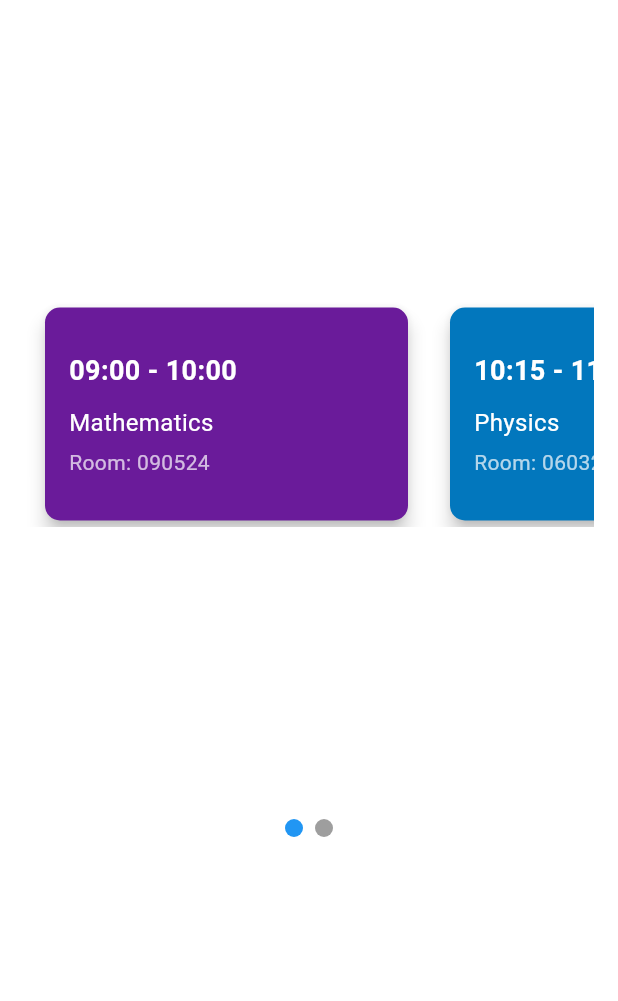
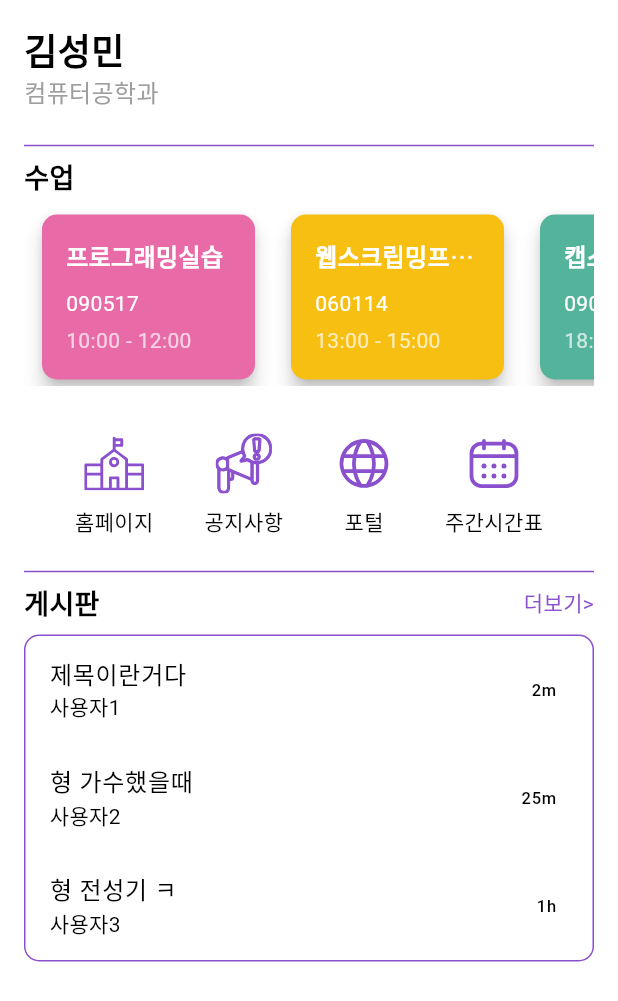
Before and after one commit to kimgukmin-99/flutter-academic-management, a Flutter app: the HomeScreen screen opened directly, on a phone screen of 412 x 824 dp. Shown: the top 1001 px of the screen. Run offline on Flutter 3.47's test engine with Material 3 defaults, Android fonts, the phone set to English and light mode, and no system bars; drawn by our look-alikes of smooth_page_indicator; our stand-ins replace flutter_svg, image_picker; Roboto replaces fonts that are missing (Pretendard).

Commit message:
home complete maybe

```diff
--- a/lib/screens/bulletin.dart
+++ b/lib/screens/bulletin.dart
@@ -64,6 +64,10 @@ class _BulletinBoardScreenState extends State<BulletinBoardScreen> {
       imagePath: 'assets/event3.png',
     ),
   ];
+
+  List<Post> getRecentPosts() {
+    return posts.take(3).toList();
+  }
 
   void _addPost(String title, String content, File? image, String author) {
     setState(() {
--- a/lib/screens/home.dart
+++ b/lib/screens/home.dart
@@ -1,96 +1,42 @@
 import 'package:flutter/material.dart';
-import 'package:smooth_page_indicator/smooth_page_indicator.dart';
+import 'package:flutter_svg/flutter_svg.dart';
+import 'package:academic_management/screens/post_detail_screen.dart';
+import 'package:academic_management/screens/bulletin.dart';
+import 'package:url_launcher/url_launcher.dart';
+import 'package:academic_management/providers/person.dart';
 
-class HomeScreen extends StatelessWidget {
-  final List<Map<String, String>> todaySchedule = [
-    {
-      'time': '09:00 - 10:00',
-      'subject': 'Mathematics',
-      'room': '090524',
-      'color': '0xff6A1B9A',
-    },
-    {
-      'time': '10:15 - 11:15',
-      'subject': 'Physics',
-      'room': '060321',
-      'color': '0xff0277BD',
-    },
-  ];
+class HomeScreen extends StatefulWidget {
+  @override
+  _HomeScreenState createState() => _HomeScreenState();
+}
 
-  final List<Map<String, dynamic>> weeklySchedule = [
-    {
-      'day': 'Monday',
-      'schedules': [
-        {
-          'time': '09:00 - 10:00',
-          'subject': 'Mathematics',
-          'room': '090524',
-        },
-        {
-          'time': '10:15 - 11:15',
-          'subject': 'Physics',
-          'room': '060321',
-        },
-      ],
-    },
-    {
-      'day': 'Tuesday',
-      'schedules': [
-        {
-          'time': '11:30 - 12:30',
-          'subject': 'Chemistry',
-          'room': '260212',
-        },
-      ],
-    },
-    {
-      'day': 'Wednesday',
-      'schedules': [
-        {
-          'time': '09:00 - 10:00',
-          'subject': 'Biology',
-          'room': '120321',
-        },
-        {
-          'time': '10:15 - 11:15',
-          'subject': 'English',
-          'room': '110524',
-        },
-      ],
-    },
-    {
-      'day': 'Thursday',
-      'schedules': [
-        {
-          'time': '09:00 - 10:00',
-          'subject': 'History',
-          'room': '150524',
-        },
-        {
-          'time': '10:15 - 11:15',
-          'subject': 'Geography',
-          'room': '140321',
-        },
-      ],
-    },
-    {
-      'day': 'Friday',
-      'schedules': [
-        {
-          'time': '09:00 - 10:00',
-          'subject': 'Art',
-          'room': '080524',
-        },
-        {
-          'time': '10:15 - 11:15',
-          'subject': 'Music',
-          'room': '070321',
-        },
-      ],
-    },
-  ];
+class _HomeScreenState extends State<HomeScreen> {
+  List<Post> recentPosts = [];
+  bool showCalendar = false;
 
-  final PageController _controller = PageController();
+  @override
+  void initState() {
+    super.initState();
+    fetchRecentPosts();
+  }
+
+  Future<void> fetchRecentPosts() async {
+    BulletinBoardScreen bulletinBoardScreen = BulletinBoardScreen();
+    final fetchedRecentPosts = bulletinBoardScreen.createState().getRecentPosts();
+
+    setState(() {
+      recentPosts = fetchedRecentPosts;
+    });
+  }
+
+  void _updatePost(Post updatedPost) {
+    setState(() {
+      int index = recentPosts.indexWhere((post) => post.id == updatedPost.id);
+      if (index != -1) {
+        recentPosts[index] = updatedPost;
+      }
+    });
+  }
 
   @override
   Widget build(BuildContext context) {
@@ -99,52 +45,99 @@ class HomeScreen extends StatelessWidget {
         onTap: () {
           FocusScope.of(context).unfocus();
         },
+        child: SingleChildScrollView(
           child: Padding(
             padding: const EdgeInsets.all(16.0),
             child: Column(
               crossAxisAlignment: CrossAxisAlignment.start,
               children: [
-              Expanded(
-                child: PageView(
-                  controller: _controller,
-                  children: [
-                    _buildScrollableTodaySchedule(),
-                    _buildWeeklySchedule(),
+                _buildUserInfo(userProfile), // userProfile 사용
+                _buildScheduleSection(),
+                SizedBox(height: 16), // 수업카드와 아이콘 사이의 간격
+                _buildIconSection(context),
+                Divider(color: Color(0xFF8A50CE)), // 아이콘 섹션과 게시판 섹션 구분
+                _buildNoticeBoardSection(context),
               ],
             ),
-              ),
-              SizedBox(height: 10),
-              Center(
-                child: SmoothPageIndicator(
-                  controller: _controller, // PageController
-                  count: 2,
-                  effect: WormEffect(
-                    dotHeight: 12,
-                    dotWidth: 12,
-                    activeDotColor: Colors.blue,
-                    dotColor: Colors.grey,
-                  ),
-                ),
-              ),
-              SizedBox(height: 250),
-            ],
           ),
         ),
       ),
     );
   }
 
-  Widget _buildScrollableTodaySchedule() {
-    return Center(
-      child: SingleChildScrollView(
+  Future<void> _launchURL(String url) async {
+    final Uri uri = Uri.parse(url);
+    if (await canLaunchUrl(uri)) {
+      await launchUrl(uri, mode: LaunchMode.externalApplication);
+    } else {
+      throw 'Could not launch $url';
+    }
+  }
+
+  Widget _buildUserInfo(UserProfile userProfile) {
+    return Column(
+      crossAxisAlignment: CrossAxisAlignment.start,
+      children: [
+        Text(
+          userProfile.userName,
+          style: TextStyle(
+            fontSize: 24,
+            fontWeight: FontWeight.bold,
+          ),
+        ),
+        Text(
+          userProfile.department,
+          style: TextStyle(
+            fontSize: 16,
+            color: Colors.grey,
+          ),
+        ),
+        SizedBox(height: 16),
+        Divider(color: Color(0xFF8A50CE)),
+      ],
+    );
+  }
+
+  Widget _buildScheduleSection() {
+    final todaySchedule = [
+      {
+        'time': '10:00 - 12:00',
+        'subject': '프로그래밍실습',
+        'room': '090517',
+        'color': '0xffE86AA7',
+      },
+      {
+        'time': '13:00 - 15:00',
+        'subject': '웹스크립밍프로그래밍',
+        'room': '060114',
+        'color': '0xffF7BF12',
+      },
+      {
+        'time': '18:00 - 21:00',
+        'subject': '캡스톤디자인',
+        'room': '090517',
+        'color': '0xff54B39B',
+      },
+    ];
+
+    return Column(
+      crossAxisAlignment: CrossAxisAlignment.start,
+      children: [
+        Text(
+          '수업',
+          style: TextStyle(
+            fontSize: 18,
+            fontWeight: FontWeight.bold,
+          ),
+        ),
+        SizedBox(height: 8),
+        SingleChildScrollView(
           scrollDirection: Axis.horizontal,
           child: Row(
-          mainAxisAlignment: MainAxisAlignment.center,
             children: todaySchedule.map((item) {
               return Container(
-              width: 250,
-              height: 150,
-              margin: EdgeInsets.symmetric(horizontal: 10),
+                width: 150,
+                margin: EdgeInsets.symmetric(horizontal: 8),
                 child: Card(
                   shape: RoundedRectangleBorder(
                     borderRadius: BorderRadius.circular(10),
@@ -155,27 +148,27 @@ class HomeScreen extends StatelessWidget {
                     padding: const EdgeInsets.all(16.0),
                     child: Column(
                       crossAxisAlignment: CrossAxisAlignment.start,
-                    mainAxisAlignment: MainAxisAlignment.center,
                       children: [
-                      Text(
-                        item['time']!,
-                        style: TextStyle(
-                          fontSize: 18,
-                          color: Colors.white,
-                          fontWeight: FontWeight.bold,
-                        ),
-                      ),
-                      SizedBox(height: 10),
                         Text(
                           item['subject']!,
                           style: TextStyle(
                             fontSize: 16,
                             color: Colors.white,
+                            fontWeight: FontWeight.bold,
+                          ),
+                          overflow: TextOverflow.ellipsis, // 여기에서 텍스트 오버플로우 설정
+                        ),
+                        SizedBox(height: 10),
+                        Text(
+                          item['room']!,
+                          style: TextStyle(
+                            fontSize: 14,
+                            color: Colors.white,
                           ),
                         ),
                         SizedBox(height: 5),
                         Text(
-                        'Room: ${item['room']}',
+                          item['time']!,
                           style: TextStyle(
                             fontSize: 14,
                             color: Colors.white70,
@@ -189,47 +182,136 @@ class HomeScreen extends StatelessWidget {
             }).toList(),
           ),
         ),
+      ],
     );
   }
 
-  Widget _buildWeeklySchedule() {
-    return SingleChildScrollView(
+  Widget _buildIconSection(BuildContext context) {
+    return Padding(
+      padding: const EdgeInsets.symmetric(vertical: 16),
+      child: Row(
+        mainAxisAlignment: MainAxisAlignment.spaceEvenly,
+        children: [
+          _buildIcon('assets/icons/homepage.svg', '홈페이지', null, () {
+            _launchURL('https://www.hannam.ac.kr/kor/main/');
+          }),
+          _buildIcon('assets/icons/notice.svg', '공지사항', null, () {
+            _launchURL('https://www.hannam.ac.kr/kor/guide/guide_02.html');
+          }),
+          _buildIcon('assets/icons/portal.svg', '포털', null, () {
+            _launchURL('https://my.hnu.kr/html/main/sso.html');
+          }),
+          _buildIcon('assets/icons/timetable.svg', '주간시간표', null, () {
+            setState(() {
+              showCalendar = !showCalendar;
+            });
+          }),
+        ],
+      ),
+    );
+  }
+
+  Widget _buildIcon(String assetPath, String label, Color? color, VoidCallback onTap) {
+    return GestureDetector(
+      onTap: onTap,
       child: Column(
-        crossAxisAlignment: CrossAxisAlignment.start,
-        children: weeklySchedule.map((day) {
+        children: [
+          SvgPicture.asset(
+            assetPath,
+            width: 40,
+            height: 40,
+            color: color,
+          ),
+          SizedBox(height: 8),
+          Text(label, style: TextStyle(color: color)),
+        ],
+      ),
+    );
+  }
+
+  Widget _buildNoticeBoardSection(BuildContext context) {
     return Column(
       crossAxisAlignment: CrossAxisAlignment.start,
       children: [
-              Container(
-                padding: const EdgeInsets.all(8.0),
-                child: Text(
-                  day['day'],
+        Row(
+          mainAxisAlignment: MainAxisAlignment.spaceBetween,
+          children: [
+            Text(
+              '게시판',
               style: TextStyle(
-                    fontSize: 20,
+                fontSize: 18,
                 fontWeight: FontWeight.bold,
               ),
             ),
+            GestureDetector(
+              onTap: () {
+                Navigator.pushReplacement(
+                  context,
+                  MaterialPageRoute(builder: (context) => BulletinBoardScreen()),
+                );
+              },
+              child: Text(
+                '더보기>',
+                style: TextStyle(color: Color(0xFF8A50CE)),
               ),
-              ...day['schedules'].map<Widget>((schedule) {
-                return Card(
-                  margin: EdgeInsets.symmetric(vertical: 4, horizontal: 8),
-                  child: ListTile(
-                    title: Text(schedule['subject']),
-                    subtitle: Text(schedule['time']),
-                    trailing: Text('Room: ${schedule['room']}'),
+            ),
+          ],
+        ),
+        SizedBox(height: 8),
+        Container(
+          decoration: BoxDecoration(
+            border: Border.all(color: Color(0xFF8A50CE)),
+            borderRadius: BorderRadius.circular(10),
+          ),
+          child: Column(
+            children: recentPosts.map((post) {
+              return ListTile(
+                title: Text(post.title),
+                subtitle: Text(post.userName),
+                trailing: Text(_timeAgo(post.createdAt)),
+                onTap: () {
+                  Navigator.push(
+                    context,
+                    MaterialPageRoute(
+                      builder: (context) => PostDetailScreen(
+                        post: post,
+                        onUpdate: (updatedPost) {
+                          setState(() {
+                            _updatePost(updatedPost);
+                          });
+                        },
+                      ),
                     ),
                   );
-              }).toList(),
-              SizedBox(height: 10),
-            ],
+                },
               );
             }).toList(),
           ),
+        ),
+      ],
     );
   }
+
+  Widget _buildCalendar() {
+    return Container(
+      height: 300,
+      color: Colors.grey[200], // 임시로 배경색 설정
+      child: Center(
+        child: Text('캘린더'),
+      ),
+    );
   }
 
-void main() => runApp(MaterialApp(
-  home: HomeScreen(),
-  debugShowCheckedModeBanner: false,
-));
+  String _timeAgo(DateTime dateTime) {
+    final Duration difference = DateTime.now().difference(dateTime);
+    if (difference.inMinutes < 1) {
+      return '${difference.inSeconds}s';
+    } else if (difference.inHours < 1) {
+      return '${difference.inMinutes}m';
+    } else if (difference.inDays < 1) {
+      return '${difference.inHours}h';
+    } else {
+      return '${difference.inDays}d';
+    }
+  }
+}
--- a/pubspec.yaml
+++ b/pubspec.yaml
@@ -38,6 +38,7 @@ dependencies:
   flutter_svg: ^1.0.3
   uuid: ^3.0.4
   shared_preferences: ^2.0.6
+  url_launcher: ^6.1.4
 
   # The following adds the Cupertino Icons font to your application.
   # Use with the CupertinoIcons class for iOS style icons.
@@ -76,6 +77,10 @@ flutter:
     - assets/icons/post_save.svg
     - assets/icons/post_share.svg
     - assets/icons/logo.svg
+    - assets/icons/homepage.svg
+    - assets/icons/notice.svg
+    - assets/icons/portal.svg
+    - assets/icons/timetable.svg
 
   # The following line ensures that the Material Icons font is
   # included with your application, so that you can use the icons in
```
Also changed, not shown: assets/icons/homepage.svg (added), assets/icons/notice.svg (added), assets/icons/portal.svg (added), assets/icons/timetable.svg (added), pubspec.lock, 6 other files. Lines whose indentation alone changed are shown as unchanged.
